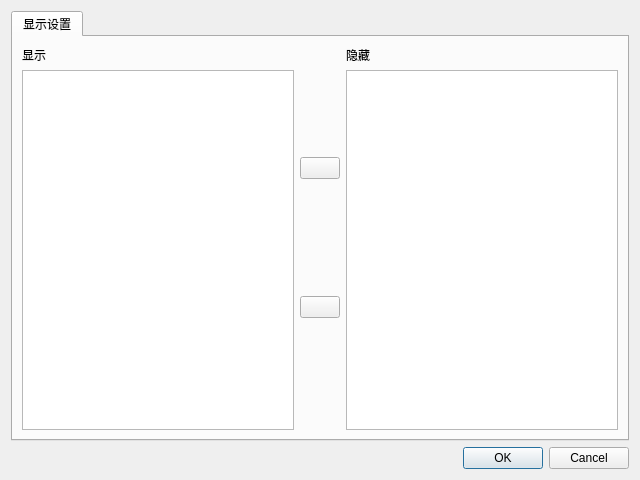
The window that ui/grid_display.ui (fj11/backtesters) describes before a commit, drawn with Qt 5.
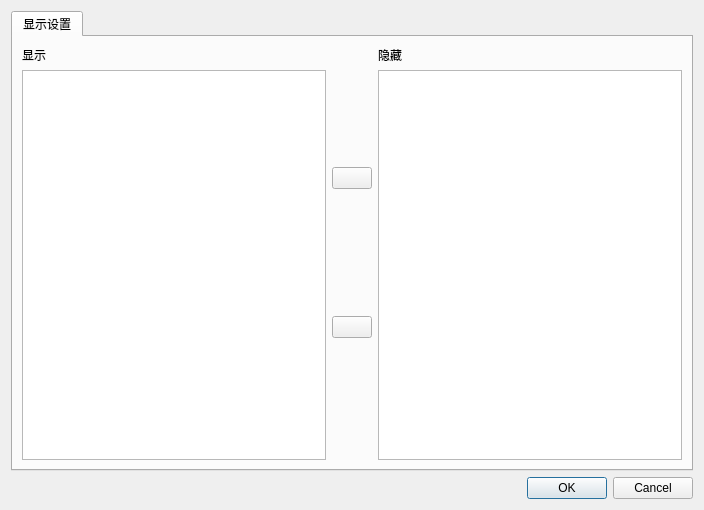
The same window after the commit. Icons and pictures are not drawn.

The edit to the form file:
```diff
--- a/ui/grid_display.ui
+++ b/ui/grid_display.ui
@@ -6,8 +6,8 @@
    <rect>
     <x>0</x>
     <y>0</y>
-    <width>640</width>
-    <height>480</height>
+    <width>704</width>
+    <height>510</height>
    </rect>
   </property>
   <property name="windowTitle">
```
Left out of the diff: 8 changed lines with no effect on the pictures.
